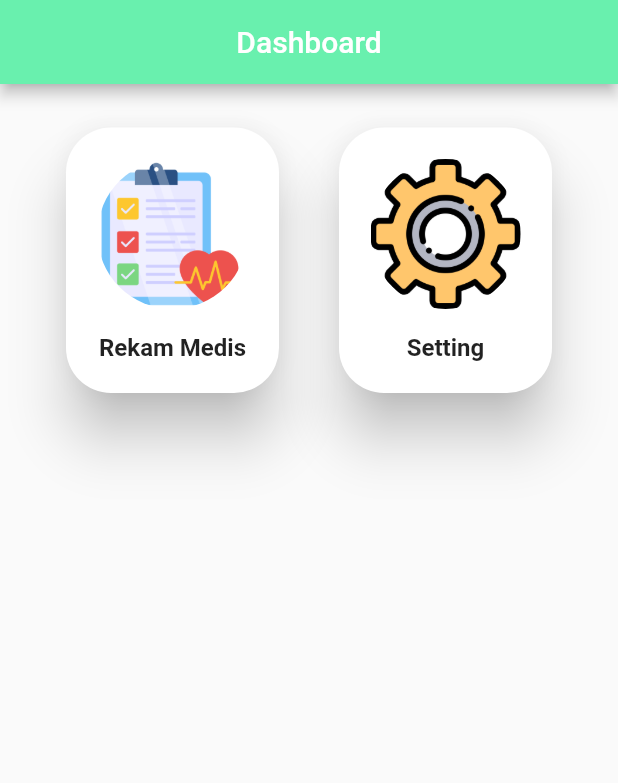
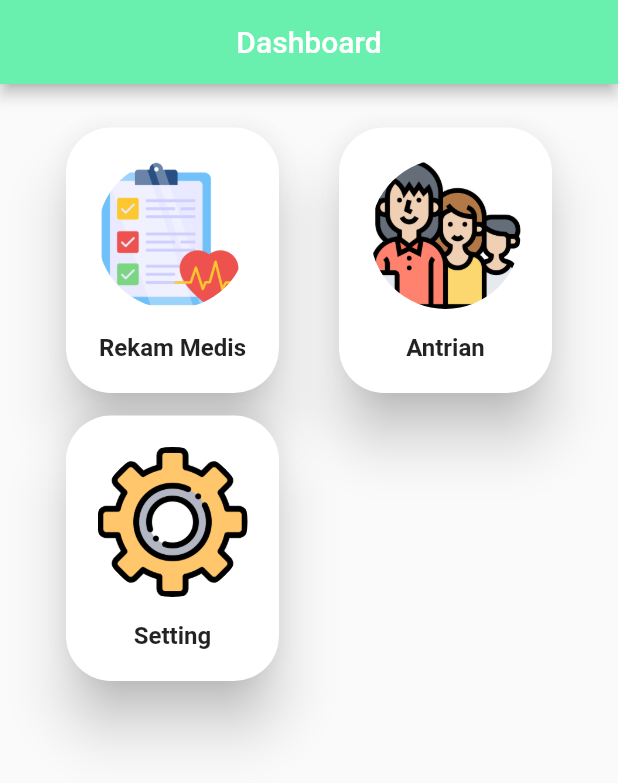
Before and after one commit to CMoon1802/AplikasiKlinik, a Flutter app: the AdminHomeScreen screen opened directly, on a phone screen of 412 x 824 dp. Shown: the top 783 px of the screen. Run offline on Flutter 3.47's test engine with Material 2 defaults, Android fonts, the phone set to English and light mode, and no system bars.

Commit message:
On branch main Your branch is up to date with 'origin/main'.
Changes to be committed:
	modified:   lib/main.dart
	modified:   lib/screens/admin/home/admin_home_screen.dart

```diff
--- a/lib/main.dart
+++ b/lib/main.dart
@@ -1,5 +1,4 @@
 import 'package:flutter/material.dart';
-import 'package:tugas_akhir/screens/admin/home/admin_home_screen.dart';
 import 'package:tugas_akhir/screens/login/login_screen.dart';
 
 void main() {
--- a/lib/screens/admin/home/admin_home_screen.dart
+++ b/lib/screens/admin/home/admin_home_screen.dart
@@ -1,6 +1,8 @@
 import 'package:flutter/material.dart';
 import 'package:tugas_akhir/screens/admin/rekammedis/rekam_medis_screen.dart';
 import 'package:tugas_akhir/screens/admin/setting/settting_screen.dart';
+
+import '../../user/antrian/antrian_screen.dart';
 
 class AdminHomeScreen extends StatelessWidget {
   const AdminHomeScreen({super.key});
@@ -73,6 +75,50 @@ class AdminHomeScreen extends StatelessWidget {
                 Navigator.push(
                   context,
                   MaterialPageRoute(
+                    builder: (context) => AntrianScreen(),
+                  ),
+                );
+              },
+              splashColor: Colors.greenAccent,
+              child: Center(
+                child: Column(
+                  mainAxisSize: MainAxisSize.min,
+                  children: <Widget>[
+                    ClipRRect(
+                      borderRadius: BorderRadius.circular(50.0),
+                      child: Image.asset(
+                        'assets/2.png',
+                        height: 100,
+                      ),
+                    ),
+                    SizedBox(
+                      height: 16,
+                    ),
+                    const Text(
+                      'Antrian',
+                      style:
+                          TextStyle(fontSize: 16, fontWeight: FontWeight.bold),
+                    ),
+                  ],
+                ),
+              ),
+            ),
+            margin: const EdgeInsets.only(
+              left: 20.0,
+              right: 20.0,
+              top: 5.0,
+            ),
+          ),
+          Card(
+            elevation: 16,
+            shape: RoundedRectangleBorder(
+              borderRadius: BorderRadius.circular(30),
+            ),
+            child: InkWell(
+              onTap: () {
+                Navigator.push(
+                  context,
+                  MaterialPageRoute(
                     builder: (context) => SettingScreen(),
                   ),
                 );
```
